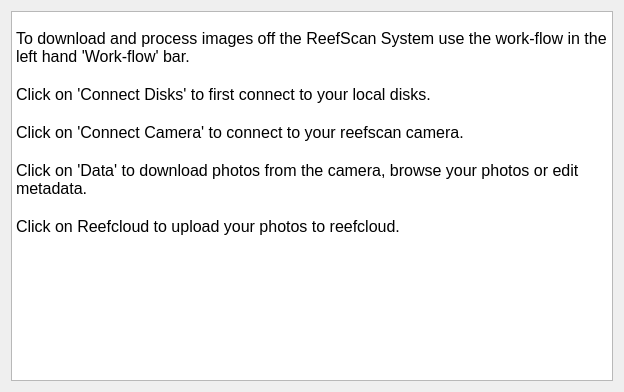
First picture: the form in src/resources/start.ui, repository open-AIMS/reefscan_desktop_data_manager, before the edit.
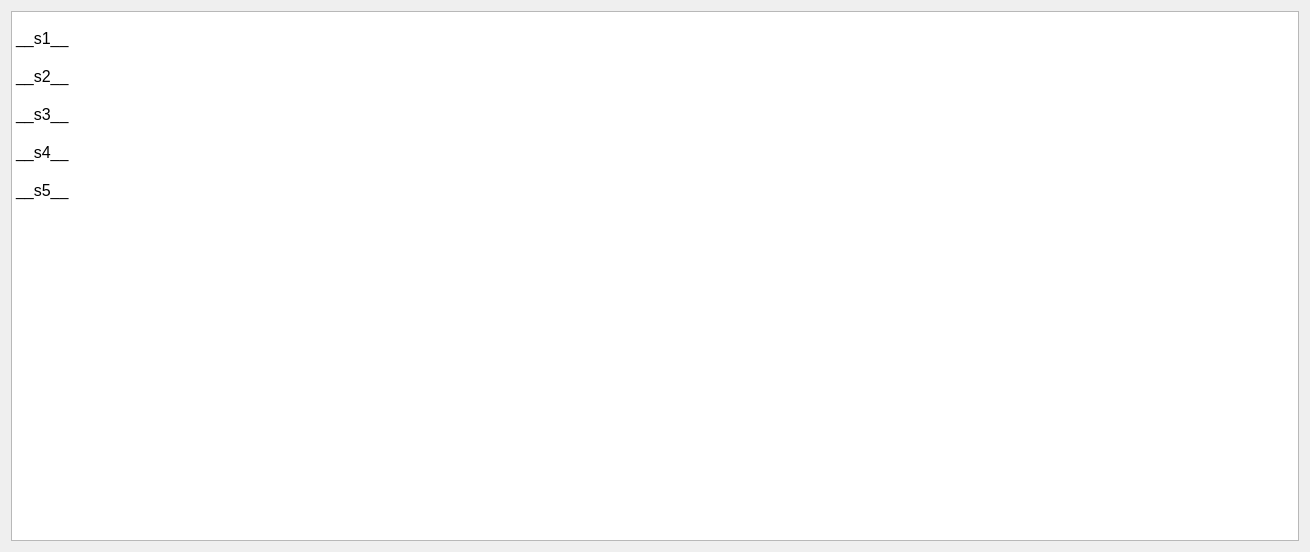
Second picture: the form after the edit.

What changed in the file:
```diff
--- a/src/resources/start.ui
+++ b/src/resources/start.ui
@@ -6,8 +6,8 @@
    <rect>
     <x>0</x>
     <y>0</y>
-    <width>624</width>
-    <height>392</height>
+    <width>1310</width>
+    <height>552</height>
    </rect>
   </property>
   <property name="windowTitle">
@@ -22,15 +22,15 @@
 p, li { white-space: pre-wrap; }
 &lt;/style&gt;&lt;/head&gt;&lt;body style=&quot; font-family:'MS Shell Dlg 2'; font-size:7.8pt; font-weight:400; font-style:normal;&quot;&gt;
 &lt;p style=&quot;-qt-paragraph-type:empty; margin-top:0px; margin-bottom:0px; margin-left:0px; margin-right:0px; -qt-block-indent:0; text-indent:0px;&quot;&gt;&lt;br /&gt;&lt;/p&gt;
-&lt;p style=&quot; margin-top:0px; margin-bottom:0px; margin-left:0px; margin-right:0px; -qt-block-indent:0; text-indent:0px;&quot;&gt;&lt;span style=&quot; font-size:12pt;&quot;&gt;To download and process images off the ReefScan System use the work-flow in the left hand 'Work-flow' bar. &lt;/span&gt;&lt;/p&gt;
+&lt;p style=&quot; margin-top:0px; margin-bottom:0px; margin-left:0px; margin-right:0px; -qt-block-indent:0; text-indent:0px;&quot;&gt;&lt;span style=&quot; font-size:12pt;&quot;&gt;__s1__&lt;/span&gt;&lt;/p&gt;
 &lt;p style=&quot;-qt-paragraph-type:empty; margin-top:0px; margin-bottom:0px; margin-left:0px; margin-right:0px; -qt-block-indent:0; text-indent:0px; font-size:12pt;&quot;&gt;&lt;br /&gt;&lt;/p&gt;
-&lt;p style=&quot; margin-top:0px; margin-bottom:0px; margin-left:0px; margin-right:0px; -qt-block-indent:0; text-indent:0px;&quot;&gt;&lt;span style=&quot; font-size:12pt;&quot;&gt;Click on 'Connect Disks' to first connect to your local disks.&lt;/span&gt;&lt;/p&gt;
+&lt;p style=&quot; margin-top:0px; margin-bottom:0px; margin-left:0px; margin-right:0px; -qt-block-indent:0; text-indent:0px;&quot;&gt;&lt;span style=&quot; font-size:12pt;&quot;&gt;__s2__&lt;/span&gt;&lt;/p&gt;
 &lt;p style=&quot;-qt-paragraph-type:empty; margin-top:0px; margin-bottom:0px; margin-left:0px; margin-right:0px; -qt-block-indent:0; text-indent:0px; font-size:12pt;&quot;&gt;&lt;br /&gt;&lt;/p&gt;
-&lt;p style=&quot; margin-top:0px; margin-bottom:0px; margin-left:0px; margin-right:0px; -qt-block-indent:0; text-indent:0px;&quot;&gt;&lt;span style=&quot; font-size:12pt;&quot;&gt;Click on 'Connect Camera' to connect to your reefscan camera.&lt;/span&gt;&lt;/p&gt;
+&lt;p style=&quot; margin-top:0px; margin-bottom:0px; margin-left:0px; margin-right:0px; -qt-block-indent:0; text-indent:0px;&quot;&gt;&lt;span style=&quot; font-size:12pt;&quot;&gt;__s3__&lt;/span&gt;&lt;/p&gt;
 &lt;p style=&quot;-qt-paragraph-type:empty; margin-top:0px; margin-bottom:0px; margin-left:0px; margin-right:0px; -qt-block-indent:0; text-indent:0px; font-size:12pt;&quot;&gt;&lt;br /&gt;&lt;/p&gt;
-&lt;p style=&quot; margin-top:0px; margin-bottom:0px; margin-left:0px; margin-right:0px; -qt-block-indent:0; text-indent:0px;&quot;&gt;&lt;span style=&quot; font-size:12pt;&quot;&gt;Click on 'Data' to download photos from the camera, browse your photos or edit metadata.&lt;/span&gt;&lt;/p&gt;
+&lt;p style=&quot; margin-top:0px; margin-bottom:0px; margin-left:0px; margin-right:0px; -qt-block-indent:0; text-indent:0px;&quot;&gt;&lt;span style=&quot; font-size:12pt;&quot;&gt;__s4__&lt;/span&gt;&lt;/p&gt;
 &lt;p style=&quot;-qt-paragraph-type:empty; margin-top:0px; margin-bottom:0px; margin-left:0px; margin-right:0px; -qt-block-indent:0; text-indent:0px; font-size:12pt;&quot;&gt;&lt;br /&gt;&lt;/p&gt;
-&lt;p style=&quot; margin-top:0px; margin-bottom:0px; margin-left:0px; margin-right:0px; -qt-block-indent:0; text-indent:0px;&quot;&gt;&lt;span style=&quot; font-size:12pt;&quot;&gt;Click on Reefcloud to upload your photos to reefcloud.&lt;/span&gt;&lt;/p&gt;
+&lt;p style=&quot; margin-top:0px; margin-bottom:0px; margin-left:0px; margin-right:0px; -qt-block-indent:0; text-indent:0px;&quot;&gt;&lt;span style=&quot; font-size:12pt;&quot;&gt;__s5__&lt;/span&gt;&lt;/p&gt;
 &lt;p style=&quot;-qt-paragraph-type:empty; margin-top:0px; margin-bottom:0px; margin-left:0px; margin-right:0px; -qt-block-indent:0; text-indent:0px; font-size:12pt;&quot;&gt;&lt;br /&gt;&lt;/p&gt;
 &lt;p style=&quot;-qt-paragraph-type:empty; margin-top:0px; margin-bottom:0px; margin-left:0px; margin-right:0px; -qt-block-indent:0; text-indent:0px;&quot;&gt;&lt;br /&gt;&lt;/p&gt;
 &lt;p style=&quot;-qt-paragraph-type:empty; margin-top:0px; margin-bottom:0px; margin-left:0px; margin-right:0px; -qt-block-indent:0; text-indent:0px; font-size:12pt;&quot;&gt;&lt;br /&gt;&lt;/p&gt;
```
